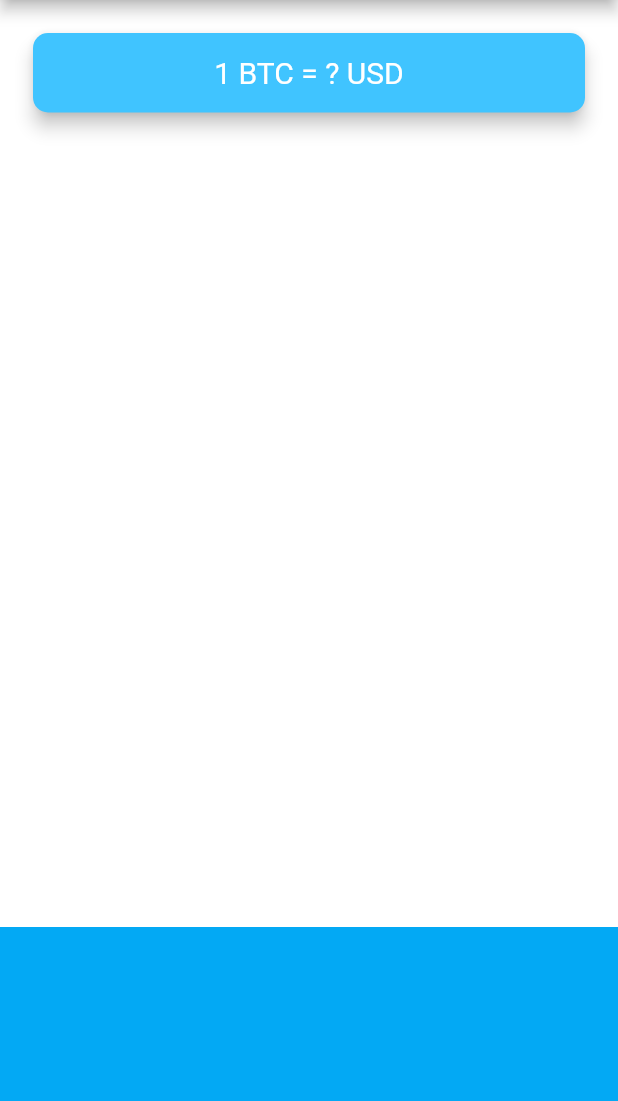
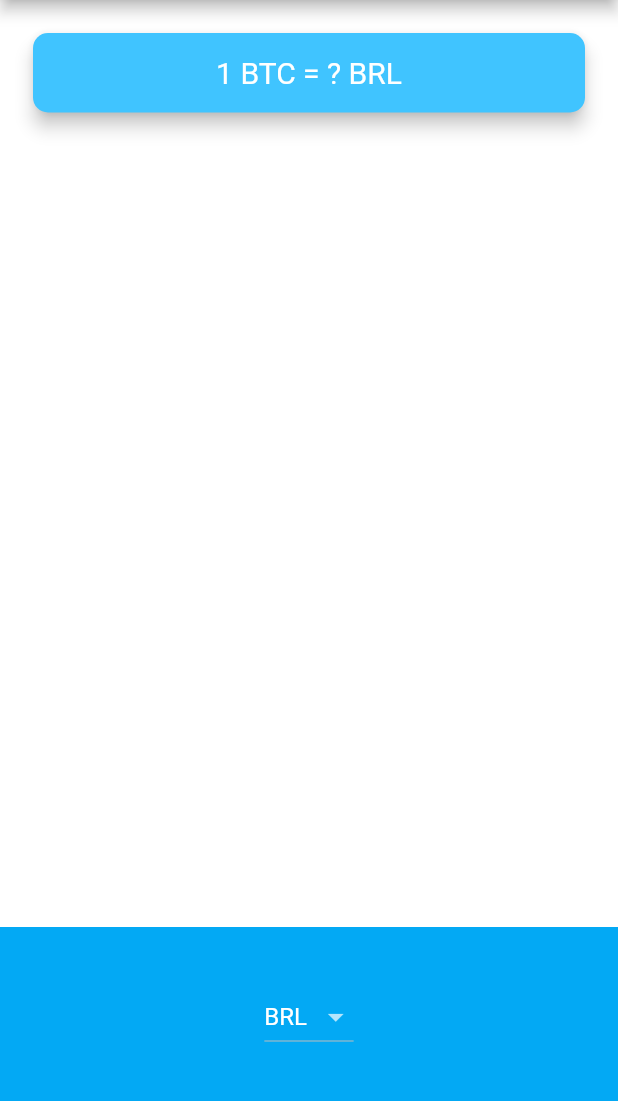
Before and after one commit to dtodt/bitcoin-ticker, a Flutter app: the screen it shows after launch, on a phone screen of 412 x 824 dp, the part 84-1185 px from its top. Run offline on Flutter 3.47's test engine with Material 2 defaults, Android fonts, the phone set to English and light mode, and no system bars.

Commit message:
feat: android dropdown

```diff
--- a/lib/price_screen.dart
+++ b/lib/price_screen.dart
@@ -1,3 +1,4 @@
+import 'package:bitcoin_ticker/coin_data.dart';
 import 'package:flutter/material.dart';
 
 class PriceScreen extends StatefulWidget {
@@ -6,6 +7,27 @@ class PriceScreen extends StatefulWidget {
 }
 
 class _PriceScreenState extends State<PriceScreen> {
+  String selectedCurrency = 'BRL';
+
+  List<DropdownMenuItem> getDropdownItems() {
+    List<DropdownMenuItem<String>> items = [];
+    for (String currency in currenciesList) {
+      items.add(DropdownMenuItem(
+        child: Text(currency),
+        value: currency,
+      ));
+    }
+    return items;
+  }
+
+  List<Text> getTextItems() {
+    List<Text> items = [];
+    for (String currency in currenciesList) {
+      items.add(Text(currency));
+    }
+    return items;
+  }
+
   @override
   Widget build(BuildContext context) {
     return Scaffold(
@@ -27,7 +49,7 @@ class _PriceScreenState extends State<PriceScreen> {
               child: Padding(
                 padding: EdgeInsets.symmetric(vertical: 15.0, horizontal: 28.0),
                 child: Text(
-                  '1 BTC = ? USD',
+                  '1 BTC = ? $selectedCurrency',
                   textAlign: TextAlign.center,
                   style: TextStyle(
                     fontSize: 20.0,
@@ -42,7 +64,15 @@ class _PriceScreenState extends State<PriceScreen> {
             alignment: Alignment.center,
             padding: EdgeInsets.only(bottom: 30.0),
             color: Colors.lightBlue,
-            child: null,
+            child: DropdownButton(
+              items: getDropdownItems(),
+              onChanged: (value) {
+                setState(() {
+                  selectedCurrency = value;
+                });
+              },
+              value: selectedCurrency,
+            ),
           ),
         ],
       ),
```
